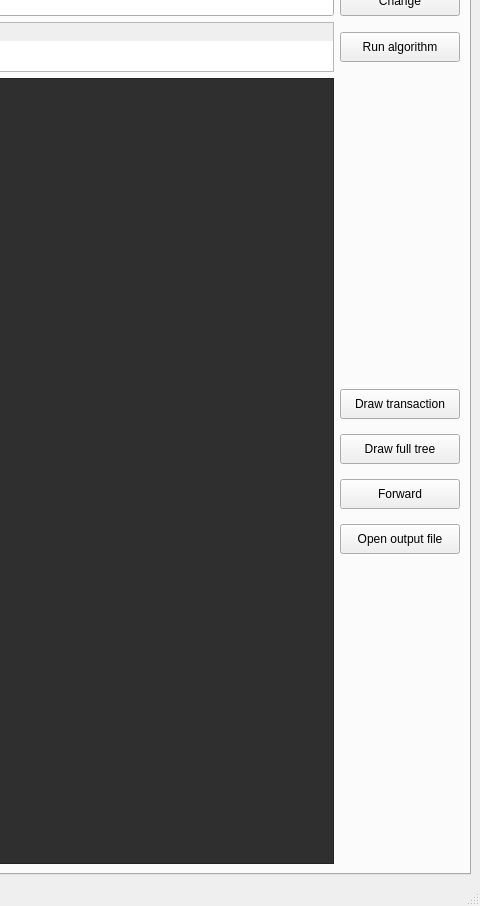
Above: AssociationRules/mainwindow.ui from fjovanovic/Association-Rules before the change; both pictures show x 720 to 1200 and y 94 to 1000 of the 1200 by 1000 pixel window. Below: the same form after it.
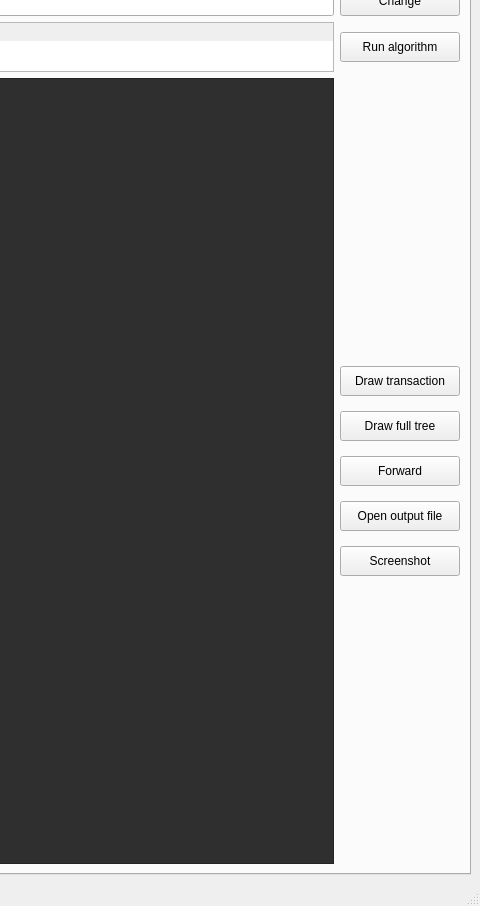
That is the form after the change.

Commit message: Added support for Screenshot button on frequent branch

The edit to the form file:
```diff
--- a/AssociationRules/mainwindow.ui
+++ b/AssociationRules/mainwindow.ui
@@ -249,7 +249,7 @@
            </widget>
           </item>
           <item>
-           <layout class="QVBoxLayout" name="verticalLayout" stretch="0,0,0,0,0,0">
+           <layout class="QVBoxLayout" name="verticalLayout" stretch="0,0,0,0,0,0,0">
             <property name="spacing">
              <number>15</number>
             </property>
@@ -357,6 +357,25 @@
               </property>
              </widget>
             </item>
+            <item>
+             <widget class="QPushButton" name="freqScreenshotButton">
+              <property name="minimumSize">
+               <size>
+                <width>120</width>
+                <height>30</height>
+               </size>
+              </property>
+              <property name="maximumSize">
+               <size>
+                <width>120</width>
+                <height>30</height>
+               </size>
+              </property>
+              <property name="text">
+               <string>Screenshot</string>
+              </property>
+             </widget>
+            </item>
             <item>
              <spacer name="verticalSpacer_freq2">
               <property name="orientation">
```
Left out of the diff: 8 changed lines with no effect on the pictures. The commit also changes 4 other files.
